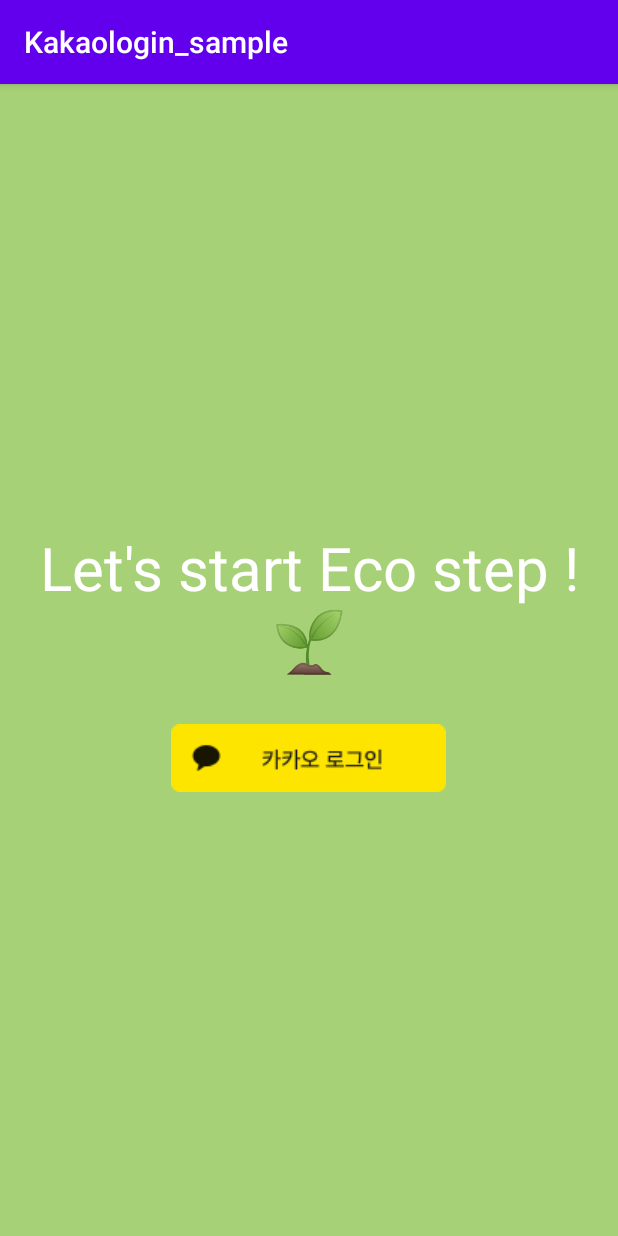
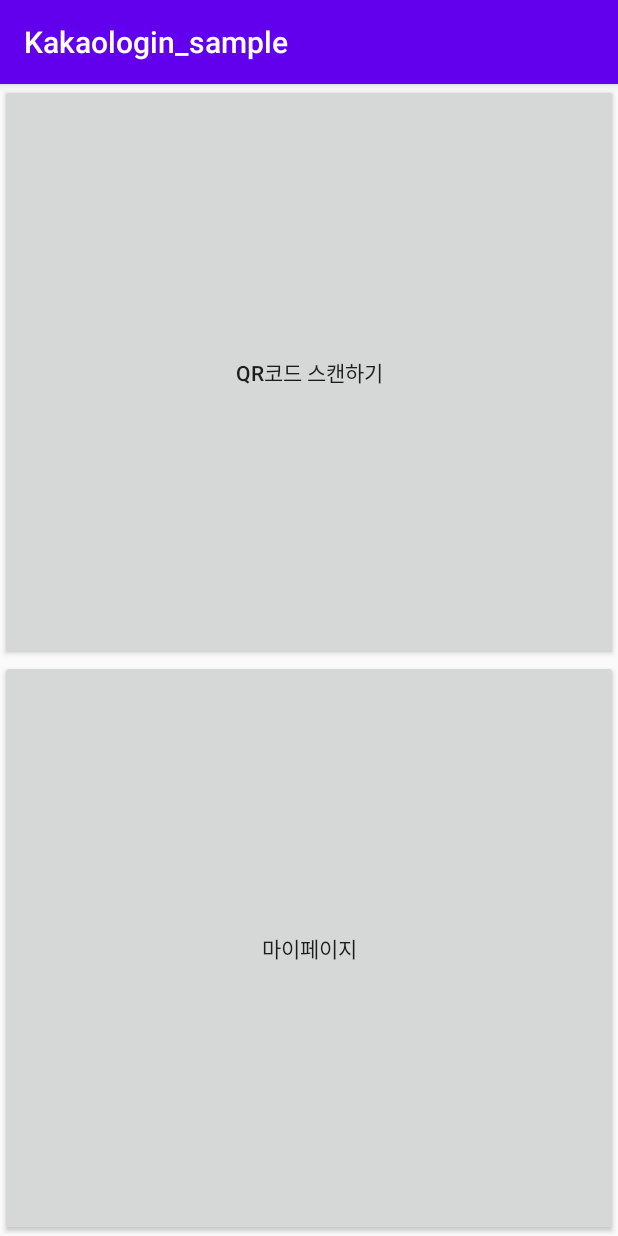
Before and after one commit to 2021echo-friends/app, an Android app: the screen it shows after launch (MainActivity), on a phone screen of 412 x 824 dp. Run offline under Robolectric (Android 15) with nearby library versions, the phone set to English and light mode, and no system bars; libraries missing offline, so code that uses them is left out: com.kakao.sdk; 1 statement that could not run was skipped.

Commit message:
merge complete

```diff
--- /dev/null
+++ b/kakaologin-android-sample-master/app/src/main/java/com/kakaologin_sample/CaptureActivity.java
@@ -0,0 +1,5 @@
+package com.kakaologin_sample;
+
+public class CaptureActivity extends com.journeyapps.barcodescanner.CaptureActivity {
+
+}
--- a/kakaologin-android-sample-master/app/src/main/java/com/kakaologin_sample/MainActivity.java
+++ b/kakaologin-android-sample-master/app/src/main/java/com/kakaologin_sample/MainActivity.java
@@ -2,103 +2,32 @@ package com.kakaologin_sample;
 
 import androidx.appcompat.app.AppCompatActivity;
 
-import android.content.Context;
-import android.content.pm.PackageInfo;
-import android.content.pm.PackageManager;
-import android.content.pm.Signature;
-import android.nfc.Tag;
+import android.content.Intent;
 import android.os.Bundle;
-import android.util.Base64;
-import android.util.Log;
 import android.view.View;
 import android.widget.Button;
-import android.widget.ImageButton;
-
-import com.kakao.sdk.user.UserApiClient;
-import com.kakao.sdk.user.model.Account;
-import com.kakao.sdk.user.model.User;
-
-import java.security.MessageDigest;
-import java.security.NoSuchAlgorithmException;
 
 public class MainActivity extends AppCompatActivity {
-    private static final String TAG="사용자";
-    private ImageButton btn_login, btn_login_out;
-
+    Button scanQR, mypage;
     @Override
     protected void onCreate(Bundle savedInstanceState) {
         super.onCreate(savedInstanceState);
         setContentView(R.layout.activity_main);
-
-        Log.d("GET_KEYHASH",getKeyHash());
-
-        btn_login = findViewById(R.id.btn_login);
-        //btn_login_out = findViewById(R.id.btn_login_out);
-
-        btn_login.setOnClickListener(new View.OnClickListener(){
+        scanQR = findViewById(R.id.scanQR);
+        scanQR.setOnClickListener(new View.OnClickListener() {
             @Override
-            public void onClick(View v) {
-                UserApiClient.getInstance().loginWithKakaoTalk(MainActivity.this,(oAuthToken, error) -> {
-                    if (error != null) {
-                        Log.e(TAG, "로그인 실패", error);
-                    } else if (oAuthToken != null) {
-                        Log.i(TAG, "로그인 성공(토큰) : " + oAuthToken.getAccessToken());
-
-                        UserApiClient.getInstance().me((user, meError) -> {
-                            if (meError != null) {
-                                Log.e(TAG, "사용자 정보 요청 실패", meError);
-                            } else {
-                                System.out.println("로그인 완료");
-                                Log.i(TAG, user.toString());
-                                {
-                                    Log.i(TAG, "사용자 정보 요청 성공" +
-                                            "\n회원번호: "+user.getId() +
-                                            "\n이메일: "+user.getKakaoAccount().getEmail());
-                                }
-                                Account user1 = user.getKakaoAccount();
-                                System.out.println("사용자 계정" + user1);
-                            }
-                            return null;
-                        });
-                    }
-                    return null;
-                });
-
+            public void onClick(View view) {
+                Intent i = new Intent(MainActivity.this, ScanQR.class);
+                startActivity(i);
             }
         });
-
-        btn_login_out.setOnClickListener(new View.OnClickListener() {
+        mypage = findViewById(R.id.mypage);
+        mypage.setOnClickListener(new View.OnClickListener() {
             @Override
-            public void onClick(View v) {
-                UserApiClient.getInstance().logout(error -> {
-                    if (error != null) {
-                        Log.e(TAG, "로그아웃 실패, SDK에서 토큰 삭제됨", error);
-                    }else{
-                        Log.e(TAG, "로그아웃 성공, SDK에서 토큰 삭제됨");
-                    }
-                    return null;
-                });
+            public void onClick(View view) {
+                Intent i = new Intent(MainActivity.this, MyPage.class);
+                startActivity(i);
             }
         });
     }
-
-    // 키해시 얻기
-    public String getKeyHash(){
-        try{
-            PackageInfo packageInfo = getPackageManager().getPackageInfo(getPackageName(),PackageManager.GET_SIGNATURES);
-            if(packageInfo == null) return null;
-            for(Signature signature: packageInfo.signatures){
-                try{
-                    MessageDigest md = MessageDigest.getInstance("SHA");
-                    md.update(signature.toByteArray());
-                    return android.util.Base64.encodeToString(md.digest(), Base64.NO_WRAP);
-                }catch (NoSuchAlgorithmException e){
-                    Log.w("getKeyHash", "Unable to get MessageDigest. signature="+signature, e);
-                }
-            }
-        }catch(PackageManager.NameNotFoundException e){
-            Log.w("getPackageInfo", "Unable to getPackageInfo");
-        }
-        return null;
-    }
 }
--- a/kakaologin-android-sample-master/app/src/main/res/layout/activity_main.xml
+++ b/kakaologin-android-sample-master/app/src/main/res/layout/activity_main.xml
@@ -4,52 +4,21 @@
     xmlns:tools="http://schemas.android.com/tools"
     android:layout_width="match_parent"
     android:layout_height="match_parent"
-    tools:context=".MainActivity"
-    android:orientation="vertical"
-    >
+    android:orientation="vertical">
+<!--    tools:context=".MainActivity">-->
 
-    <LinearLayout
+    <Button
+        android:id="@+id/scanQR"
         android:layout_width="match_parent"
-        android:layout_height="wrap_content"
-        android:layout_gravity="center"
+        android:layout_height="0dp"
         android:layout_weight="1"
-        android:background="#BF8BC34A"
-        android:gravity="center"
-        android:orientation="vertical">
+        android:text="QR코드 스캔하기" />
 
-        <TextView
-            android:id="@+id/textView"
-            android:layout_width="match_parent"
-            android:layout_height="wrap_content"
-            android:textSize="40dp"
-            android:gravity="center"
-            android:text="Let's start Eco step ! 🌱"
-            android:textColor="#FFFFFF"/>
-
-        <ImageButton
-            android:id="@+id/btn_login"
-            android:layout_width="wrap_content"
-            android:layout_height="wrap_content"
-            android:layout_marginTop="30dp"
-            android:padding="0dp"
-            app:srcCompat="@drawable/kakao_login_medium_narrow" />
-
-<!--        <TextView-->
-<!--            android:layout_width="wrap_content"-->
-<!--            android:layout_height="wrap_content"-->
-<!--            android:layout_marginTop="30dp"-->
-<!--            android:text="kakao 로그아웃"-->
-<!--            android:textColor="#FFFFFF"-->
-<!--            android:textStyle="bold" />-->
-
-<!--        <ImageButton-->
-<!--            android:id="@+id/btn_login_out"-->
-<!--            android:layout_width="wrap_content"-->
-<!--            android:layout_height="wrap_content"-->
-<!--            android:layout_marginTop="30dp"-->
-<!--            android:padding="0dp"-->
-<!--            app:srcCompat="@drawable/kakao_login_medium_narrow" />-->
-
-    </LinearLayout>
+    <Button
+        android:id="@+id/mypage"
+        android:layout_width="match_parent"
+        android:layout_height="0dp"
+        android:layout_weight="1"
+        android:text="마이페이지" />
 
 </LinearLayout>
--- a/kakaologin-android-sample-master/build.gradle
+++ b/kakaologin-android-sample-master/build.gradle
@@ -5,7 +5,7 @@ buildscript {
         jcenter()
     }
     dependencies {
-        classpath "com.android.tools.build:gradle:4.0.0"
+        classpath "com.android.tools.build:gradle:4.0.1"
 
         // NOTE: Do not place your application dependencies here; they belong
         // in the individual module build.gradle files
```
Also changed, not shown: kakaologin-android-sample-master/app/build.gradle (+7 -5 lines), kakaologin-android-sample-master/app/src/main/AndroidManifest.xml (+14 -1 lines), kakaologin-android-sample-master/app/src/main/java/com/kakaologin_sample/LoginActivity.java (added, +104 -0 lines), kakaologin-android-sample-master/app/src/main/java/com/kakaologin_sample/MyPage.java (added, +32 -0 lines), kakaologin-android-sample-master/app/src/main/java/com/kakaologin_sample/ScanQR.java (added, +67 -0 lines), kakaologin-android-sample-master/app/src/main/res/layout/activity_login.xml (added, +55 -0 lines), kakaologin-android-sample-master/app/src/main/res/layout/activity_mypage.xml (added, +12 -0 lines), kakaologin-android-sample-master/app/src/main/res/layout/activity_scanqr.xml (added, +29 -0 lines).
